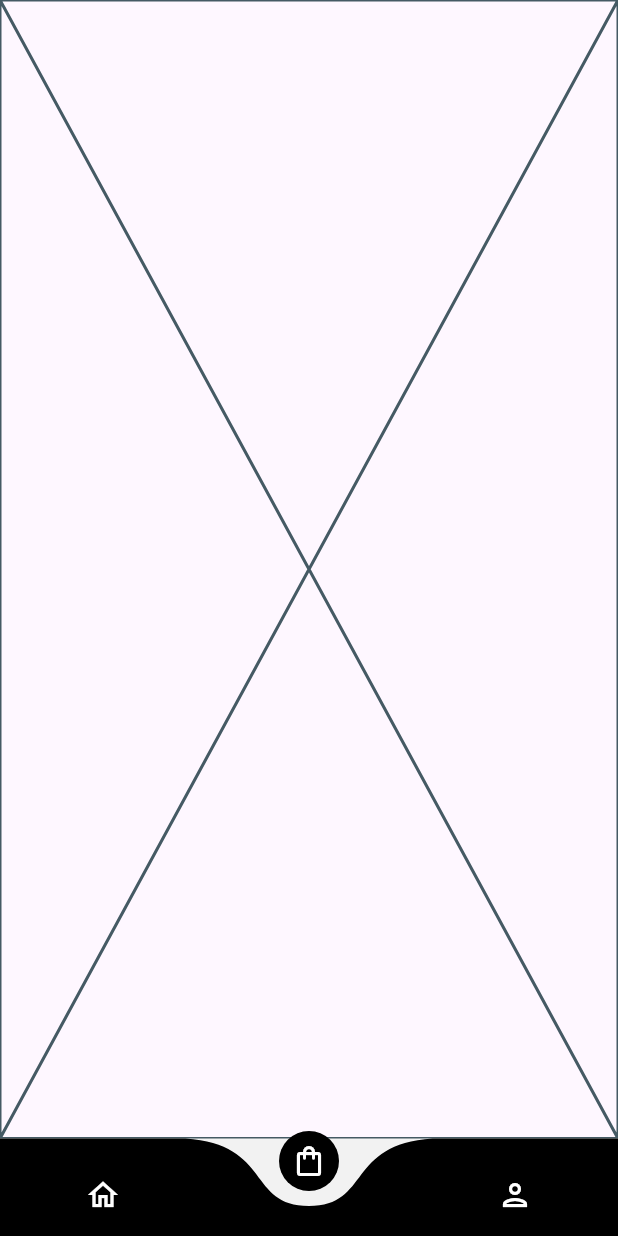
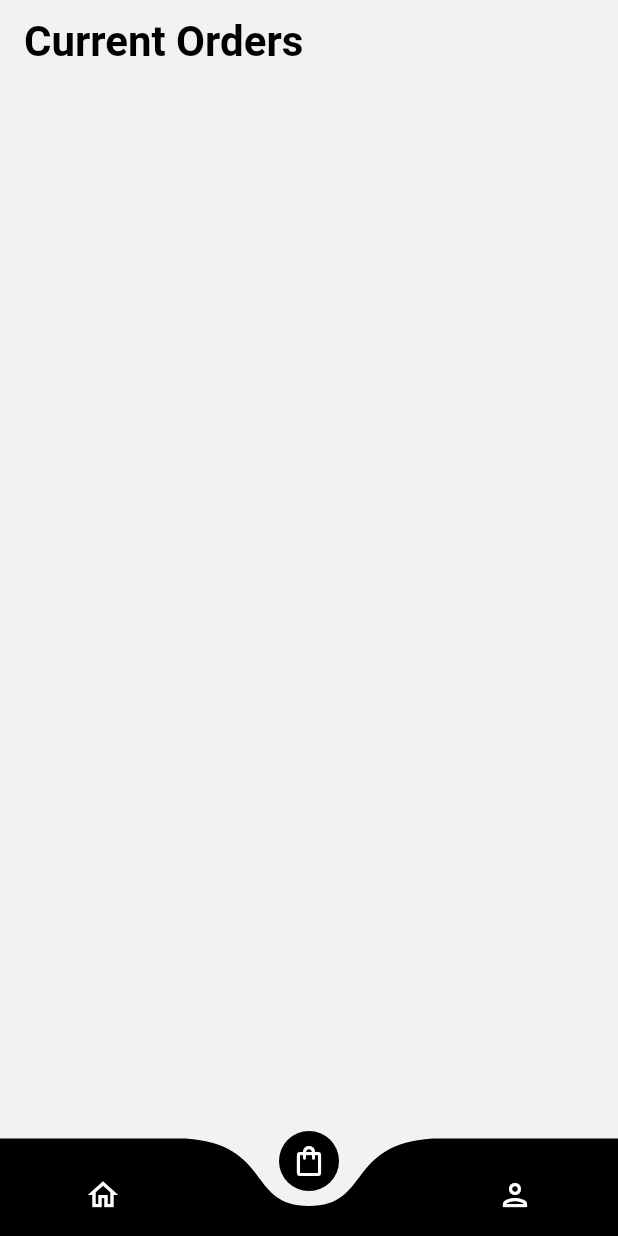
Before and after one commit to samarth-5/Trendy-Kart, a Flutter app: the screen it shows after launch, item 2 of the bottom bar chosen, on a phone screen of 412 x 824 dp. Run offline on Flutter 3.47's test engine with Material 3 defaults, Android fonts, the phone set to English and light mode, and no system bars; drawn by our look-alikes of curved_navigation_bar; our stand-ins replace cloud_firestore, firebase_auth, firebase_core, firebase_storage, image_picker, random_string and 1 more; missing offline and left inert: flutter_stripe; accounts and stored records are empty.

Commit message:
displaying orders in orders section

```diff
--- a/lib/pages/order.dart
+++ b/lib/pages/order.dart
@@ -1,4 +1,10 @@
+import 'dart:async';
+
+import 'package:cloud_firestore/cloud_firestore.dart';
 import 'package:flutter/material.dart';
+import 'package:trendy_kart/services/database.dart';
+import 'package:trendy_kart/services/shared_pref.dart';
+import 'package:trendy_kart/widgets/support_widget.dart';
 
 class Order extends StatefulWidget {
   const Order({super.key});
@@ -8,8 +14,109 @@ class Order extends StatefulWidget {
 }
 
 class _OrderState extends State<Order> {
+  String? email;
+
+  getSharedPref() async {
+    email = await SharedPreferenceHelper().getUserEmail();
+    setState(() {});
+  }
+
+  Stream? orderStream;
+
+  getOnTheLoad() async {
+    await getSharedPref();
+    orderStream = await DatabaseMethods().getOrders(email!);
+    setState(() {});
+  }
+
+  @override
+  void initState() {
+    getOnTheLoad();
+    super.initState();
+  }
+
+  Widget allOrders() {
+    return StreamBuilder(
+        stream: orderStream,
+        builder: (context, AsyncSnapshot snapshot) {
+          return snapshot.hasData
+              ? ListView.builder(
+                  padding: EdgeInsets.zero,
+                  itemCount: snapshot.data.docs.length,
+                  itemBuilder: (context, index) {
+                    DocumentSnapshot ds = snapshot.data.docs[index];
+                    return Container(
+                      margin: const EdgeInsets.only(bottom: 20),
+                      child: Material(
+                        elevation: 3,
+                        borderRadius: BorderRadius.circular(10),
+                        child: Container(
+                          padding: const EdgeInsets.only(
+                              left: 20, top: 10, bottom: 10),
+                          width: MediaQuery.of(context).size.width,
+                          decoration: BoxDecoration(
+                            borderRadius: BorderRadius.circular(10),
+                            color: Colors.white,
+                          ),
+                          child: Row(
+                            children: [
+                              Image.network(
+                                ds["ProductImage"],
+                                height: 120,
+                                width: 120,
+                                fit: BoxFit.cover,
+                              ),
+                              const SizedBox(
+                                width: 20,
+                              ),
+                              Column(
+                                children: [
+                                  Text(
+                                    ds["Product"],
+                                    style: AppWidget.semiBoldTextFieldStyle(),
+                                  ),
+                                  Text(
+                                    ds["Price"],
+                                    style: const TextStyle(
+                                      color: Color(0xFFFD6F3E),
+                                      fontSize: 20,
+                                      fontWeight: FontWeight.bold,
+                                    ),
+                                  ),
+                                ],
+                              ),
+                            ],
+                          ),
+                        ),
+                      ),
+                    );
+                  },
+                )
+              : Container();
+        });
+  }
+
   @override
   Widget build(BuildContext context) {
-    return const Placeholder();
+    return Scaffold(
+      backgroundColor: const Color(0xfff2f2f2),
+      appBar: AppBar(
+        backgroundColor: const Color(0xfff2f2f2),
+        title: Text(
+          "Current Orders",
+          style: AppWidget.boldTextFieldStyle(),
+        ),
+      ),
+      body: Container(
+        margin: const EdgeInsets.only(left: 20, right: 20),
+        child: Column(
+          children: [
+            Expanded(
+              child: allOrders(),
+            ),
+          ],
+        ),
+      ),
+    );
   }
 }
--- a/lib/services/database.dart
+++ b/lib/services/database.dart
@@ -23,4 +23,8 @@ class DatabaseMethods {
         .collection("Orders")
         .add(userInfoMap);
   }
+
+  Future<Stream<QuerySnapshot>> getOrders(String email) async{
+    return await FirebaseFirestore.instance.collection("Orders").where("Email",isEqualTo: email).snapshots();
+  }
 }
```
